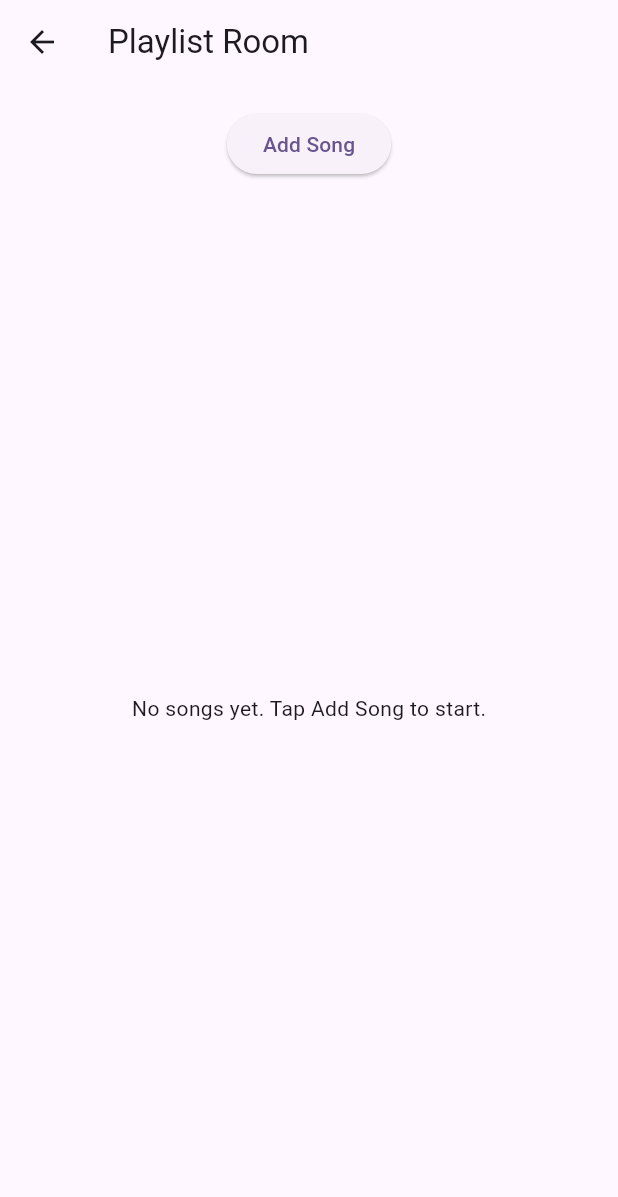
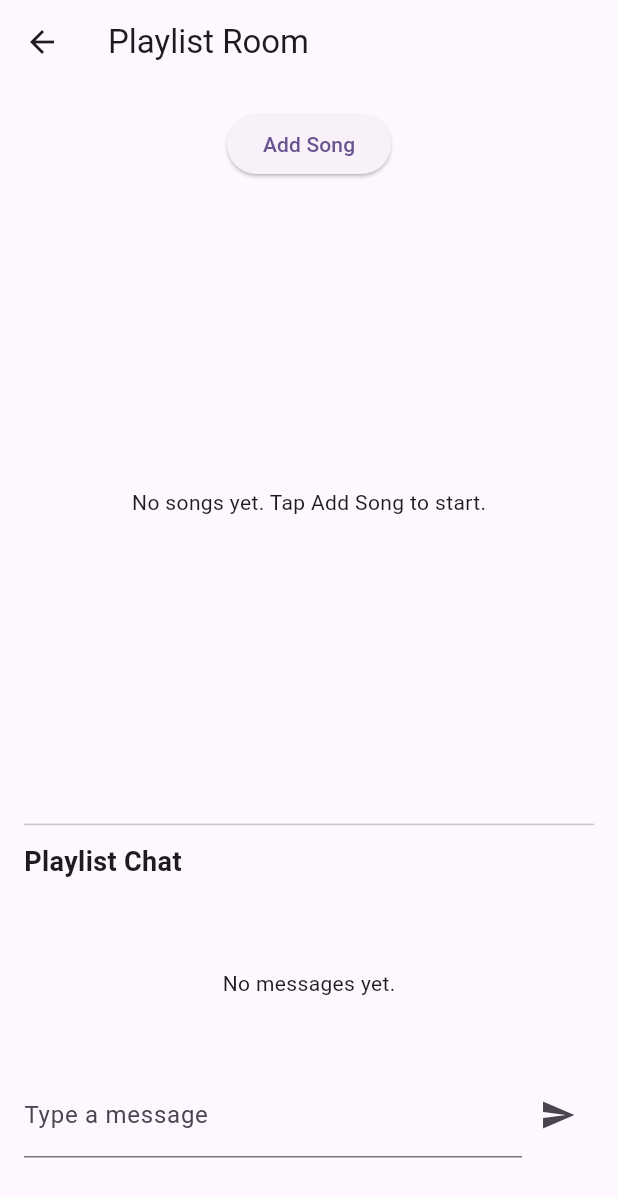
Before and after one commit to raifnjie/VibezCheck_App_Project2, a Flutter app: the PlaylistRoomScreen screen opened by its route, on a phone screen of 412 x 824 dp. Shown: the top 1197 px of the screen. Run offline on Flutter 3.47's test engine with Material 3 defaults, Android fonts, the phone set to English and light mode, and no system bars; our stand-ins replace cloud_firestore, firebase_auth, firebase_core; accounts and stored records are empty; generated files the repository leaves out were written again.

Commit message:
Add Firestore playlist chat

```diff
--- a/lib/screens/playlist_room_screen.dart
+++ b/lib/screens/playlist_room_screen.dart
@@ -3,10 +3,28 @@ import 'package:cloud_firestore/cloud_firestore.dart';
 
 import '../services/firestore_service.dart';
 
-class PlaylistRoomScreen extends StatelessWidget {
-  PlaylistRoomScreen({super.key});
+class PlaylistRoomScreen extends StatefulWidget {
+  const PlaylistRoomScreen({super.key});
 
+  @override
+  State<PlaylistRoomScreen> createState() => _PlaylistRoomScreenState();
+}
+
+class _PlaylistRoomScreenState extends State<PlaylistRoomScreen> {
   final FirestoreService firestoreService = FirestoreService();
+  final messageController = TextEditingController();
+
+  @override
+  void initState() {
+    super.initState();
+    firestoreService.createDefaultPlaylistIfMissing();
+  }
+
+  @override
+  void dispose() {
+    messageController.dispose();
+    super.dispose();
+  }
 
   List<QueryDocumentSnapshot> getTopRecommendations(
     List<QueryDocumentSnapshot> songs,
@@ -45,25 +63,19 @@ class PlaylistRoomScreen extends StatelessWidget {
     );
   }
 
-  @override
-  Widget build(BuildContext context) {
-    firestoreService.createDefaultPlaylistIfMissing();
+  Future<void> sendChatMessage() async {
+    final text = messageController.text.trim();
 
-    return Scaffold(
-      appBar: AppBar(title: const Text('Playlist Room')),
-      body: Padding(
-        padding: const EdgeInsets.all(16),
-        child: Column(
-          children: [
-            ElevatedButton(
-              onPressed: () {
-                Navigator.pushNamed(context, '/song-search');
-              },
-              child: const Text('Add Song'),
-            ),
-            const SizedBox(height: 16),
-            Expanded(
-              child: StreamBuilder<QuerySnapshot>(
+    if (text.isEmpty) {
+      return;
+    }
+
+    await firestoreService.sendMessage(text);
+    messageController.clear();
+  }
+
+  Widget buildSongsSection() {
+    return StreamBuilder<QuerySnapshot>(
       stream: firestoreService.getSongsStream(),
       builder: (context, snapshot) {
         if (snapshot.hasError) {
@@ -92,10 +104,7 @@ class PlaylistRoomScreen extends StatelessWidget {
               alignment: Alignment.centerLeft,
               child: Text(
                 'Recommended Next Songs',
-                          style: TextStyle(
-                            fontSize: 18,
-                            fontWeight: FontWeight.bold,
-                          ),
+                style: TextStyle(fontSize: 18, fontWeight: FontWeight.bold),
               ),
             ),
             const SizedBox(height: 8),
@@ -104,8 +113,7 @@ class PlaylistRoomScreen extends StatelessWidget {
               final data = doc.data() as Map<String, dynamic>;
               final votes = data['votes'] ?? 0;
               final mood = data['mood'] ?? '';
-                        final score =
-                            firestoreService.calculateRecommendationScore(
+              final score = firestoreService.calculateRecommendationScore(
                 votes: votes,
                 mood: mood,
               );
@@ -116,16 +124,13 @@ class PlaylistRoomScreen extends StatelessWidget {
               );
             }),
 
-                      const Divider(height: 32),
+            const Divider(height: 24),
 
             const Align(
               alignment: Alignment.centerLeft,
               child: Text(
                 'Playlist Queue',
-                          style: TextStyle(
-                            fontSize: 18,
-                            fontWeight: FontWeight.bold,
-                          ),
+                style: TextStyle(fontSize: 18, fontWeight: FontWeight.bold),
               ),
             ),
 
@@ -176,7 +181,103 @@ class PlaylistRoomScreen extends StatelessWidget {
           ],
         );
       },
+    );
+  }
+
+  Widget buildChatSection() {
+    return Column(
+      children: [
+        const Divider(height: 24),
+        const Align(
+          alignment: Alignment.centerLeft,
+          child: Text(
+            'Playlist Chat',
+            style: TextStyle(fontSize: 18, fontWeight: FontWeight.bold),
           ),
+        ),
+        const SizedBox(height: 8),
+
+        SizedBox(
+          height: 120,
+          child: StreamBuilder<QuerySnapshot>(
+            stream: firestoreService.getMessagesStream(),
+            builder: (context, snapshot) {
+              if (snapshot.hasError) {
+                return Text('Error loading chat: ${snapshot.error}');
+              }
+
+              if (snapshot.connectionState == ConnectionState.waiting) {
+                return const Center(child: CircularProgressIndicator());
+              }
+
+              final messages = snapshot.data?.docs ?? [];
+
+              if (messages.isEmpty) {
+                return const Center(child: Text('No messages yet.'));
+              }
+
+              return ListView.builder(
+                itemCount: messages.length,
+                itemBuilder: (context, index) {
+                  final data = messages[index].data() as Map<String, dynamic>;
+                  final sender = data['senderEmail'] ?? 'Unknown';
+                  final text = data['text'] ?? '';
+
+                  return ListTile(
+                    dense: true,
+                    title: Text(text),
+                    subtitle: Text(sender),
+                  );
+                },
+              );
+            },
+          ),
+        ),
+
+        Row(
+          children: [
+            Expanded(
+              child: TextField(
+                controller: messageController,
+                decoration: const InputDecoration(
+                  labelText: 'Type a message',
+                ),
+              ),
+            ),
+            IconButton(
+              onPressed: sendChatMessage,
+              icon: const Icon(Icons.send),
+            ),
+          ],
+        ),
+      ],
+    );
+  }
+
+  @override
+  Widget build(BuildContext context) {
+    return Scaffold(
+      appBar: AppBar(
+        title: const Text('Playlist Room'),
+      ),
+      body: Padding(
+        padding: const EdgeInsets.all(16),
+        child: Column(
+          children: [
+            ElevatedButton(
+              onPressed: () {
+                Navigator.pushNamed(context, '/song-search');
+              },
+              child: const Text('Add Song'),
+            ),
+            const SizedBox(height: 12),
+            Expanded(
+              flex: 3,
+              child: buildSongsSection(),
+            ),
+            Expanded(
+              flex: 2,
+              child: buildChatSection(),
             ),
           ],
         ),
```
Also changed, not shown: lib/services/firestore_service.dart (+30 -0 lines). Lines whose indentation alone changed are shown as unchanged.
